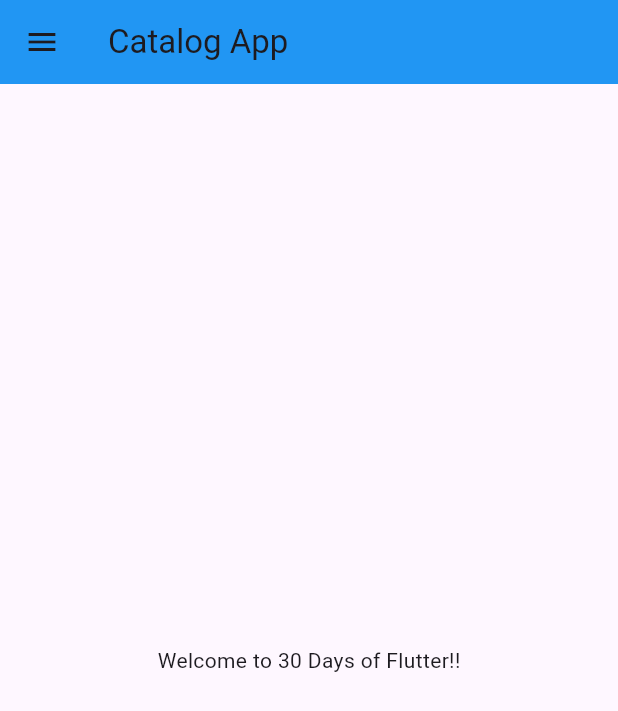
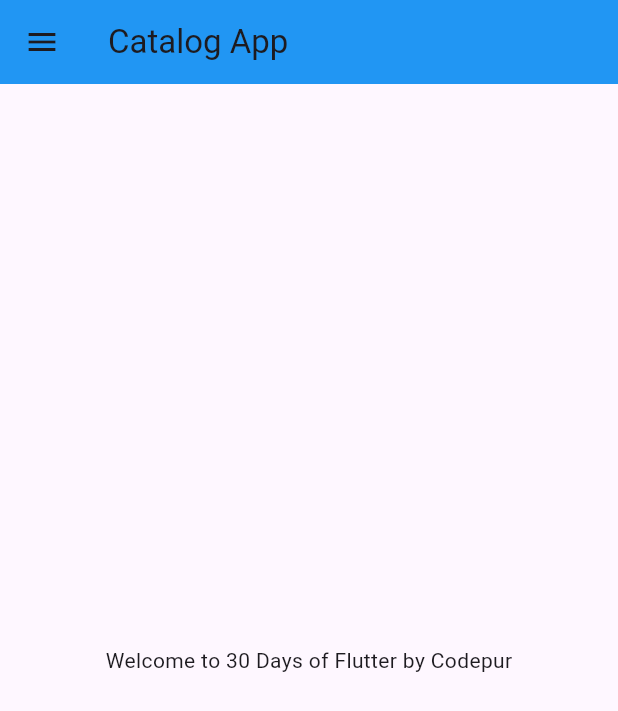
Before and after one commit to anshit-1223/learn_flutter, a Flutter app: the screen it shows after launch, on a phone screen of 412 x 824 dp. Shown: the top 711 px of the screen. Run offline on Flutter 3.47's test engine with Material 3 defaults, Android fonts, the light colour scheme and no system bars.

Commit message:
Dart DataTypes

```diff
--- a/lib/home_page.dart
+++ b/lib/home_page.dart
@@ -5,11 +5,14 @@ class HomePage extends StatelessWidget {
 
   @override
   Widget build(BuildContext context) {
+    int days = 30;
+    String ytchannel = "Codepur";
     return Scaffold(
       appBar: AppBar(
         title: Text("Catalog App"),
       ),
-      body: Center(child: Text("Welcome to 30 Days of Flutter!!")),
+      body:
+          Center(child: Text("Welcome to $days Days of Flutter by $ytchannel")),
       drawer: Drawer(),
     );
   }
```
